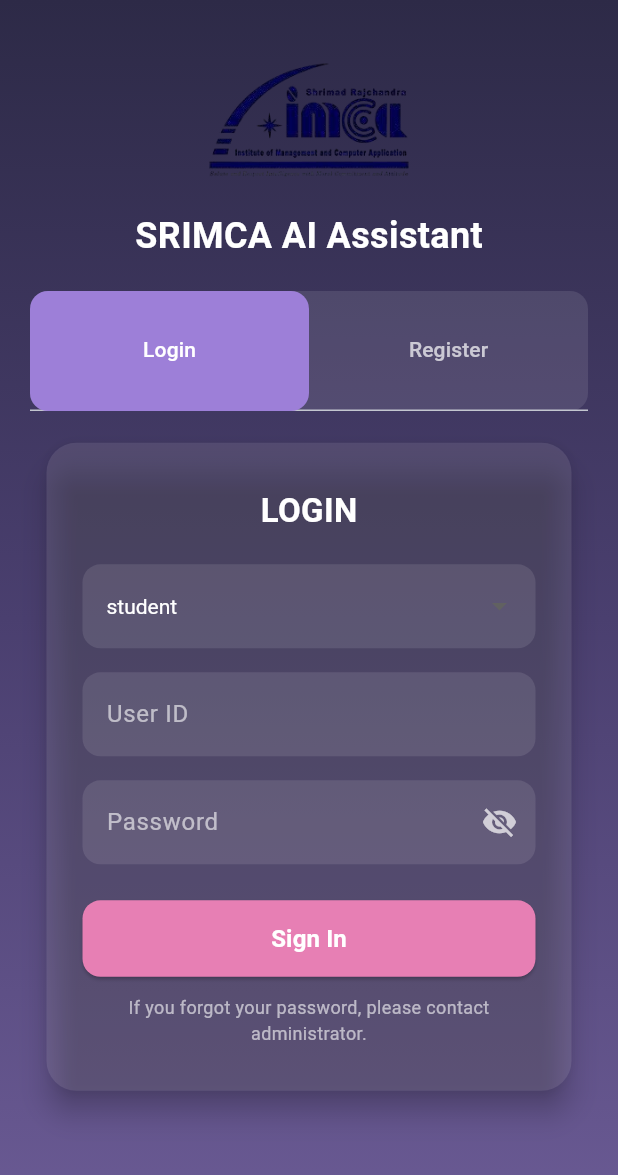
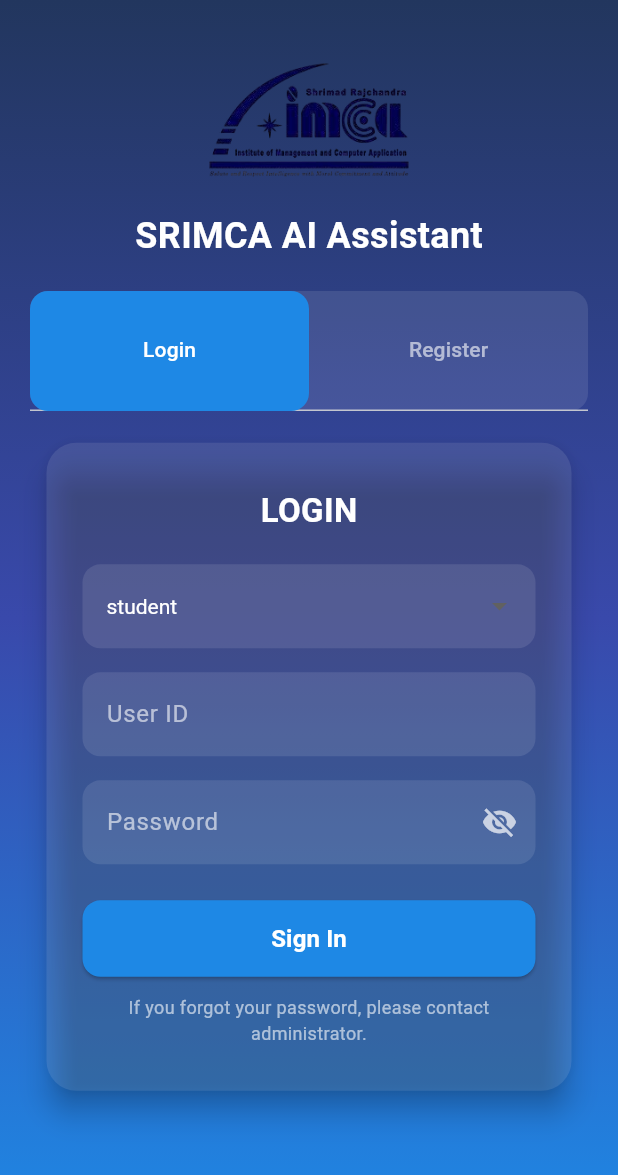
Before and after one commit to hetvi111/srimca_ai_app, a Flutter app: the screen it shows after launch, after a tap on "Get Started", on a phone screen of 412 x 824 dp. Shown: the top 1175 px of the screen. Run offline on Flutter 3.47's test engine with Material 3 defaults, Android fonts, the phone set to English and light mode, and no system bars; our stand-ins replace cloud_firestore, file_picker, firebase_auth, firebase_core, shared_preferences; accounts and stored records are empty.

Commit message:
Updated splash screen, first page and login/register screen

```diff
--- a/lib/first.dart
+++ b/lib/first.dart
@@ -26,8 +26,9 @@
                 begin: Alignment.topCenter,
                 end: Alignment.bottomCenter,
                 colors: [
-                  Color(0xFFB388FF),
-                  Color(0xFF7C4DFF),
+                  Color(0xFF001F3F), // navyBlue
+                  Color(0xFF3949AB), // navyBlueLighter
+                  Color(0xFF1E88E5), // accentBlue
                 ],
               ),
             ),
@@ -117,7 +118,8 @@
               Navigator.pushReplacementNamed(context, '/login');
             },
             style: ElevatedButton.styleFrom(
-              backgroundColor: const Color(0xFF7C4DFF),
+              backgroundColor: const Color(0xFF3949AB
+              ),
               shape: RoundedRectangleBorder(
                 borderRadius: BorderRadius.circular(14),
               ),
--- a/lib/login_register_screen.dart
+++ b/lib/login_register_screen.dart
@@ -93,7 +93,11 @@
           height: double.infinity,
           decoration: const BoxDecoration(
             gradient: LinearGradient(
-              colors: [Color(0xFF2D2A47), Color(0xFF4A3F6F), Color(0xFF6B5B95)],
+              colors: [
+                Color(0xFF22365E), // navyBlue (darkest)
+                Color(0xFF3949AB), // navyBlueLighter (medium)
+                Color(0xFF1E88E5), // accentBlue (lightest)
+              ],
               begin: Alignment.topCenter,
               end: Alignment.bottomCenter,
             ),
@@ -130,14 +134,14 @@
                     child: TabBar(
                       controller: _tabController,
                       indicator: BoxDecoration(
-                        color: const Color(0xFF9D7FD8),
+                        color: const Color(0xFF1E88E5),
                         borderRadius: BorderRadius.circular(12),
                       ),
                       indicatorSize: TabBarIndicatorSize.tab, // ⭐ VERY IMPORTANT
                       indicatorPadding: EdgeInsets.zero,      // remove this
                       labelPadding: const EdgeInsets.symmetric(vertical: 16), // smaller padding
                       labelColor: Colors.white,
-                      unselectedLabelColor: Colors.white70,
+                      unselectedLabelColor: Colors.white60,
                       tabs: const [
                         Tab(text: 'Login'),
                         Tab(text: 'Register'),
@@ -235,7 +239,7 @@
                   child: ElevatedButton(
                     onPressed: _apiLogin,
                     style: ElevatedButton.styleFrom(
-                      backgroundColor: const Color(0xFFE77FB4),
+                      backgroundColor: const Color(0xFF1E88E5),
                       padding: const EdgeInsets.symmetric(vertical: 14),
                       shape: RoundedRectangleBorder(
                         borderRadius: BorderRadius.circular(12),
@@ -428,7 +432,7 @@
                   child: ElevatedButton(
                     onPressed: _apiRegister,
                     style: ElevatedButton.styleFrom(
-                      backgroundColor: const Color(0xFFE77FB4),
+                      backgroundColor: const Color(0xFF1E88E5),
                       padding: const EdgeInsets.symmetric(vertical: 14),
                       shape: RoundedRectangleBorder(
                         borderRadius: BorderRadius.circular(12),
--- a/lib/splash_screen.dart
+++ b/lib/splash_screen.dart
@@ -106,15 +106,6 @@
                       child: Container(
                         width: 220,
                         height: 280,
-                        decoration: BoxDecoration(
-                          boxShadow: [
-                            BoxShadow(
-                              color: Colors.black.withValues(alpha: 0.3),
-                              blurRadius: 20,
-                              offset: const Offset(0, 10),
-                            ),
-                          ],
-                        ),
                         child: Image.asset(
                           'assets/images/i1.png', // ✅ no space
                           fit: BoxFit.contain,
```
